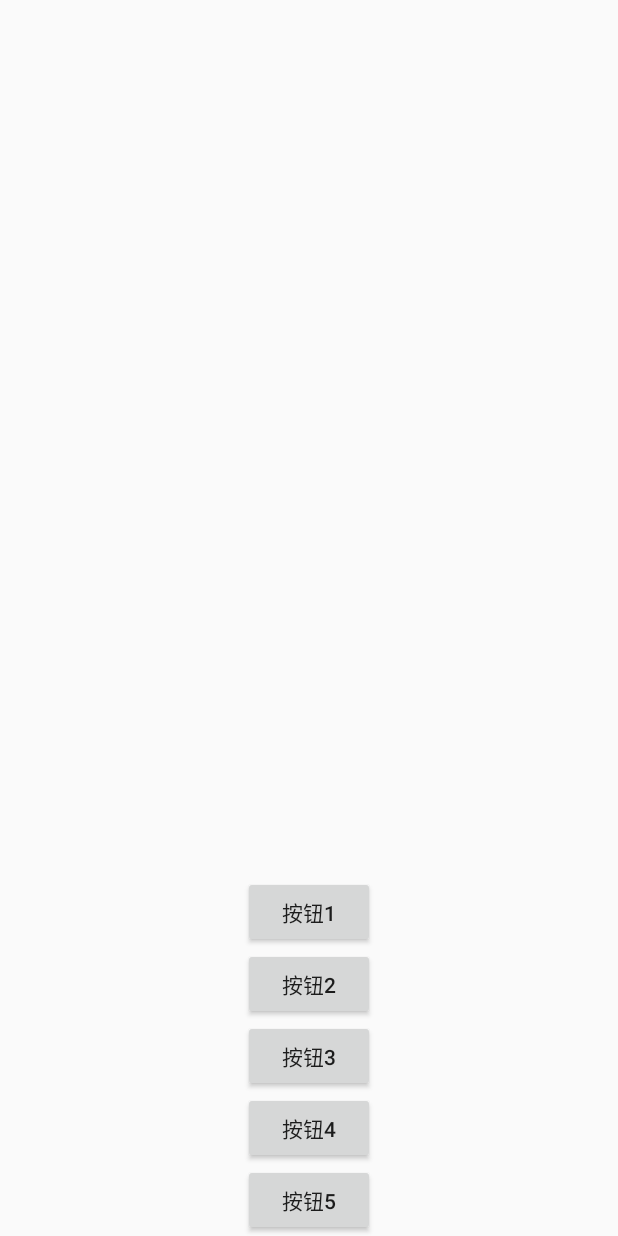
After one commit to ybdesire/android_dev_learn, an Android app: the layout linear_layout_1.xml on its own in the app's theme, with its tools: preview values and no code run, on a phone screen of 412 x 824 dp. The commit adds this screen. Run offline under Robolectric (Android 15) with nearby library versions, the phone set to English and light mode, and no system bars.

Commit message:
Completed linear layout with gravity bottom and center_horizontal.

```diff
--- /dev/null
+++ b/Common/LayoutDemo/app/src/main/res/layout/linear_layout_1.xml
@@ -0,0 +1,33 @@
+<?xml version="1.0" encoding="utf-8"?>
+<LinearLayout xmlns:android="http://schemas.android.com/apk/res/android"
+    android:orientation="vertical" android:layout_width="match_parent"
+    android:layout_height="match_parent"
+    android:gravity="bottom|center_horizontal">
+
+    <Button
+        android:id="@+id/bn1"
+        android:layout_width="wrap_content"
+        android:layout_height="wrap_content"
+        android:text="@string/bn1"/>
+    <Button
+        android:id="@+id/bn2"
+        android:layout_width="wrap_content"
+        android:layout_height="wrap_content"
+        android:text="@string/bn2"/>
+    <Button
+        android:id="@+id/bn3"
+        android:layout_width="wrap_content"
+        android:layout_height="wrap_content"
+        android:text="@string/bn3"/>
+    <Button
+        android:id="@+id/bn4"
+        android:layout_width="wrap_content"
+        android:layout_height="wrap_content"
+        android:text="@string/bn4"/>
+    <Button
+        android:id="@+id/bn5"
+        android:layout_width="wrap_content"
+        android:layout_height="wrap_content"
+        android:text="@string/bn5"/>
+
+</LinearLayout>
--- a/Common/LayoutDemo/app/src/main/res/values/strings.xml
+++ b/Common/LayoutDemo/app/src/main/res/values/strings.xml
@@ -1,3 +1,8 @@
 <resources>
     <string name="app_name">LayoutDemo</string>
+    <string name="bn1">按钮1</string>
+    <string name="bn2">按钮2</string>
+    <string name="bn3">按钮3</string>
+    <string name="bn4">按钮4</string>
+    <string name="bn5">按钮5</string>
 </resources>
```
